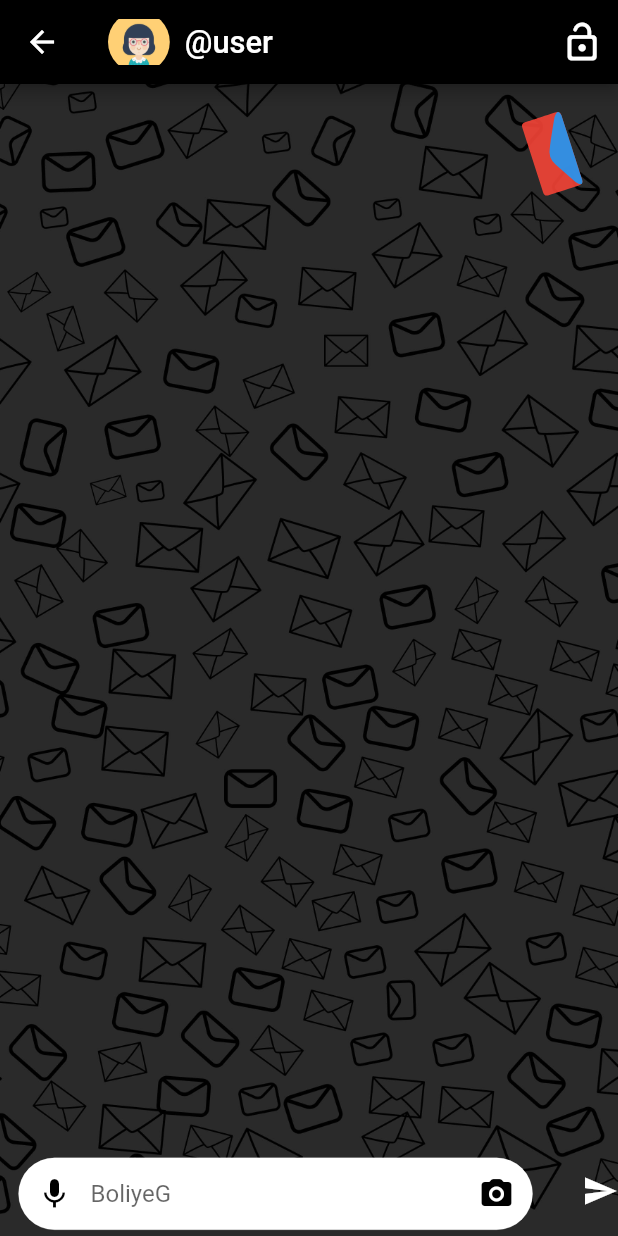
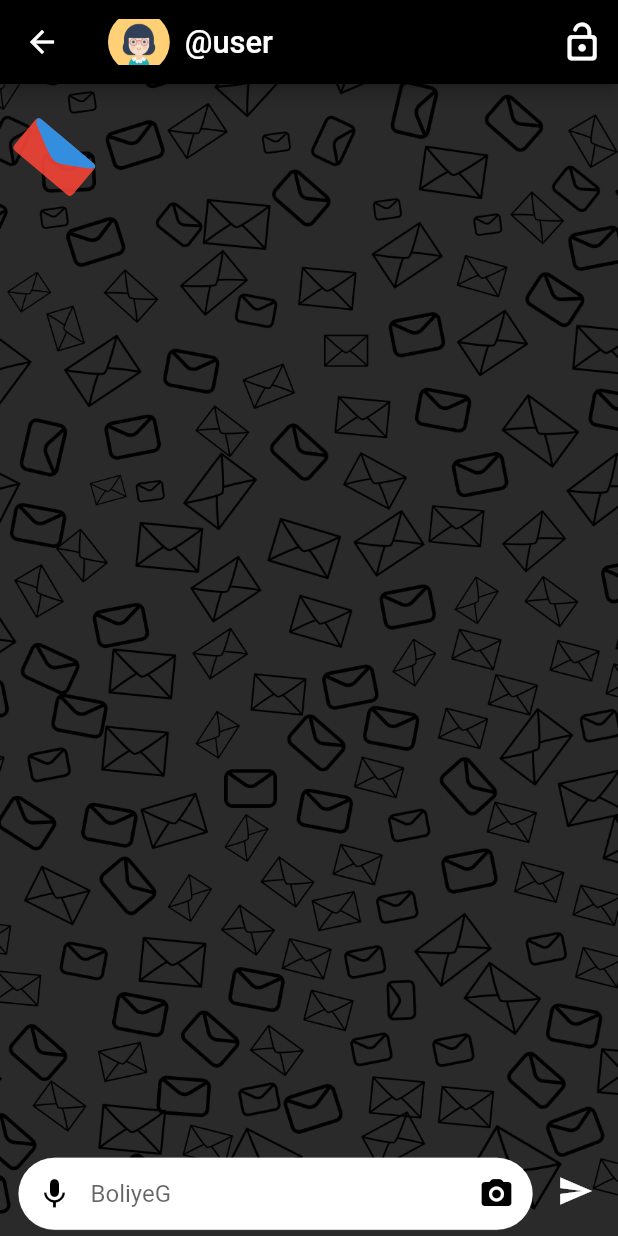
Before and after one commit to yukthi14/BoliyeG-1, a Flutter app: the PrivateChat screen opened directly, on a phone screen of 412 x 824 dp. Run offline on Flutter 3.47's test engine with Material 2 defaults, Android fonts, the phone set to English and light mode, and no system bars; our stand-ins replace audioplayers, cached_network_image, firebase_core, firebase_database, firebase_messaging, image_picker and 3 more; accounts and stored records are empty.

```diff
--- a/lib/constant/strings.dart
+++ b/lib/constant/strings.dart
@@ -18,3 +18,5 @@ List text = [];
 bool privateKey = false;
 bool openEnvelope = true;
 bool opening = false;
+bool showCheckIcon = false;
+bool online = false;
--- a/lib/envelope/private_envelope.dart
+++ b/lib/envelope/private_envelope.dart
@@ -41,13 +41,14 @@ class _PrivateEnvelopeState extends State<PrivateEnvelope>
   late Animation<double> _animation;
   late AnimationController _controllerRotation;
   late Animation<double> _animationRotation;
-  AnimationStatus _status = AnimationStatus.dismissed;
   @override
   void initState() {
     _controller =
         AnimationController(vsync: this, duration: const Duration(seconds: 1));
     _controller.forward();
-    _animation = Tween(begin: -0.75, end: 0.2).animate(_controller);
+    _animation = widget.isSender
+        ? Tween(begin: 0.0, end: -0.11).animate(_controller)
+        : Tween(begin: 0.0, end: 0.111).animate(_controller);
     _controllerRotation = AnimationController(
       vsync: this,
       duration: const Duration(seconds: 5),
@@ -150,7 +151,7 @@ class _PrivateEnvelopeState extends State<PrivateEnvelope>
               Opacity(
                 opacity: opening ? 0.5 : 0.9,
                 child: ClipPath(
-                  clipper: Envelope(),
+                  clipper: opening ? OpenEnvelope() : Envelope(),
                   child: Container(
                     alignment: widget.isSender
                         ? Alignment.topRight
@@ -160,29 +161,37 @@ class _PrivateEnvelopeState extends State<PrivateEnvelope>
                   ),
                 ),
               ),
-              AnimatedBuilder(
-                  animation: _controllerRotation,
-                  builder: (context, child) {
-                    Size size =
-                        Size(displayWidth(context), displayHeight(context));
-                    return Transform(
-                      //alignment: Alignment.topCenter,
-                      origin:
-                          Offset(size.width * 0.0000049, size.height * 0.00009),
-                      transform: Matrix4.identity()
-                        ..rotateX(_animationRotation.value),
-                      child: Opacity(
+              // AnimatedBuilder(
+              //     animation: _controllerRotation,
+              //     builder: (context, child) {
+              //       Size size =
+              //           Size(displayWidth(context), displayHeight(context));
+              //       return Transform(
+              //         alignment: Alignment.topCenter,
+              //         transform: Matrix4.identity()
+              //           ..rotateX(_animationRotation.value),
+              //         child: Opacity(
+              //           opacity: opening ? 0.9 : 0.9,
+              //           child: ClipPath(
+              //             clipper: EnvelopeCover(),
+              //             child: Container(
+              //               color: Colors.blue,
+              //               height: 40,
+              //             ),
+              //           ),
+              //         ),
+              //       );
+              //     }),
+              Opacity(
                 opacity: opening ? 0.9 : 0.9,
                 child: ClipPath(
-                          clipper: EnvelopeCover(),
+                  clipper: opening ? OpenEnvelopeCover() : EnvelopeCover(),
                   child: Container(
                     color: Colors.blue,
-                            height: 40,
+                    height: 50,
                   ),
                 ),
               ),
-                    );
-                  }),
               // Transform(
               //   alignment: Alignment.topCenter,
               //   transform: Matrix4.identity()
@@ -211,13 +220,17 @@ class _PrivateEnvelopeState extends State<PrivateEnvelope>
             ],
           ),
         ),
-        Padding(
-          padding: EdgeInsets.only(right: displayWidth(context) * 0.1),
+        opening
+            ? Padding(
+                padding: widget.isSender
+                    ? EdgeInsets.only(right: displayWidth(context) * 0.1)
+                    : EdgeInsets.only(left: displayWidth(context) * 0.12),
                 child: BubbleSpecialThree(
                   text: widget.msg,
                   isSender: widget.isSender,
                 ),
               )
+            : const SizedBox(),
       ]);
     }
   }
--- a/lib/message_bar/message_bar.dart
+++ b/lib/message_bar/message_bar.dart
@@ -2,6 +2,8 @@ import 'package:boliye_g/constant/sizer.dart';
 import 'package:flutter/foundation.dart';
 import 'package:flutter/material.dart';
 import 'package:image_picker/image_picker.dart';
+
+import '../constant/strings.dart';
 
 ///Normal Message bar with more actions
 ///
@@ -62,6 +64,11 @@ class MessageBar extends StatefulWidget {
 
 class _MessageBarState extends State<MessageBar> {
   final TextEditingController _textController = TextEditingController();
+  makeIconTilt() {
+    setState(() {
+      showCheckIcon = _textController.text.isNotEmpty;
+    });
+  }
 
   @override
   Widget build(BuildContext context) {
@@ -107,13 +114,7 @@ class _MessageBarState extends State<MessageBar> {
                   color: Colors.grey.shade300,
                 )
               : Container(),
-          Container(
-            //color: widget.messageBarColor,
-            // padding: EdgeInsets.symmetric(
-            //   vertical: displayWidth(context) * 0.01,
-            //   horizontal: 14,
-            // ),
-            child: Row(
+          Row(
             children: [
               // InkWell(
               //   child: const Icon(
@@ -171,7 +172,7 @@ class _MessageBarState extends State<MessageBar> {
                     left: displayWidth(context) * 0.03,
                     bottom: displayHeight(context) * 0.005,
                     top: displayHeight(context) * 0.009,
-                        right: displayHeight(context) * 0.03),
+                  ),
                   child: TextField(
                     controller: _textController,
                     keyboardType: TextInputType.multiline,
@@ -179,7 +180,7 @@ class _MessageBarState extends State<MessageBar> {
                     textCapitalization: TextCapitalization.sentences,
                     minLines: 1,
                     maxLines: 3,
-                      onChanged: widget.onTextChanged,
+                    onChanged: (_) => {widget.onTextChanged, makeIconTilt()},
                     decoration: InputDecoration(
                       prefixIcon: IconButton(
                         onPressed: () async {},
@@ -235,14 +236,19 @@ class _MessageBarState extends State<MessageBar> {
                   ),
                 ),
               ),
-                Padding(
-                  padding: EdgeInsets.only(left: displayWidth(context) * 0.02),
-                  child: InkWell(
+              InkWell(
                 child: Container(
+                  height: displayHeight(context) * 0.05,
+                  margin: EdgeInsets.only(
+                      right: displayWidth(context) * 0.04,
+                      left: displayWidth(context) * 0.04),
+                  child: Transform.rotate(
+                    angle: (showCheckIcon) ? -0.55 : 0.0,
                     child: Icon(
                       Icons.send,
                       color: widget.sendButtonColor,
                       size: 24,
+                    ),
                   ),
                 ),
                 onTap: () {
@@ -254,9 +260,7 @@ class _MessageBarState extends State<MessageBar> {
                   }
                 },
               ),
-                ),
             ],
-            ),
           ),
         ],
       ),
--- a/lib/screens/chating_screen.dart
+++ b/lib/screens/chating_screen.dart
@@ -30,8 +30,12 @@ class _ChattingScreenState extends State<ChattingScreen> {
   final _chats = [
     {"isSender": false, "type": 0, "msg": "Hello There"},
   ];
+  @override
+  void dispose() {
+    online = false;
+    super.dispose();
+  }
 
-  final TextEditingController _textController = TextEditingController();
   @override
   Widget build(BuildContext context) {
     final now = DateTime.now();
--- a/lib/screens/private_chat_screen.dart
+++ b/lib/screens/private_chat_screen.dart
@@ -27,8 +27,16 @@ class _PrivateChatState extends State<PrivateChat>
   ScrollController listScrollController = ScrollController();
 
   final _chats = [
-    {"isSender": true, "type": 0, "msg": "Hello There"},
+    {"isSender": false, "type": 0, "msg": "Hello There", "animate": false},
   ];
+
+  @override
+  void dispose() {
+    setState(() {
+      online = false;
+    });
+    super.dispose();
+  }
 
   @override
   Widget build(BuildContext context) {
@@ -96,11 +104,17 @@ class _PrivateChatState extends State<PrivateChat>
                   itemBuilder: (context, index) {
                     final chat = _chats.elementAt(index);
                     bool isSender = chat['isSender'] as bool;
+                    bool animate = chat['animate'] as bool;
                     String msg = chat['msg'] as String;
                     return InkWell(
                       onTap: () {
                         _showMyDialog();
                       },
+                      child: AnimatedContainer(
+                        margin: EdgeInsets.only(
+                          top: animate ? displayHeight(context) * 0.69 : 0,
+                        ),
+                        duration: const Duration(milliseconds: 300),
                         child: PrivateEnvelope(
                           msg: msg,
                           coverColor: Colors.redAccent,
@@ -113,6 +127,7 @@ class _PrivateChatState extends State<PrivateChat>
                           delivered: false,
                           seen: false,
                         ),
+                      ),
                     );
                   },
                 ),
@@ -121,10 +136,17 @@ class _PrivateChatState extends State<PrivateChat>
                 messageBarColor: Colors.black,
                 sendButtonColor: Colors.white,
                 onSend: (_) {
-                  _chats.add({
-                    "isSender": true,
-                    "type": 0,
-                    "msg": _,
+                  _chats.add(
+                      {"isSender": true, "type": 0, "msg": _, "animate": true});
+                  Future.delayed(const Duration(milliseconds: 300))
+                      .then((value) {
+                    setState(() {
+                      for (var i = 0; i < _chats.length; i++) {
+                        if (_chats[i]["animate"] == true) {
+                          _chats[i]["animate"] = false;
+                        }
+                      }
+                    });
                   });
                   setState(() {
                     final position =
```
Also changed, not shown: lib/firebase/firebase_mass.dart (added, +32 -0 lines), lib/screens/homepage.dart (+12 -29 lines), pubspec.lock. Lines whose indentation alone changed are shown as unchanged.
